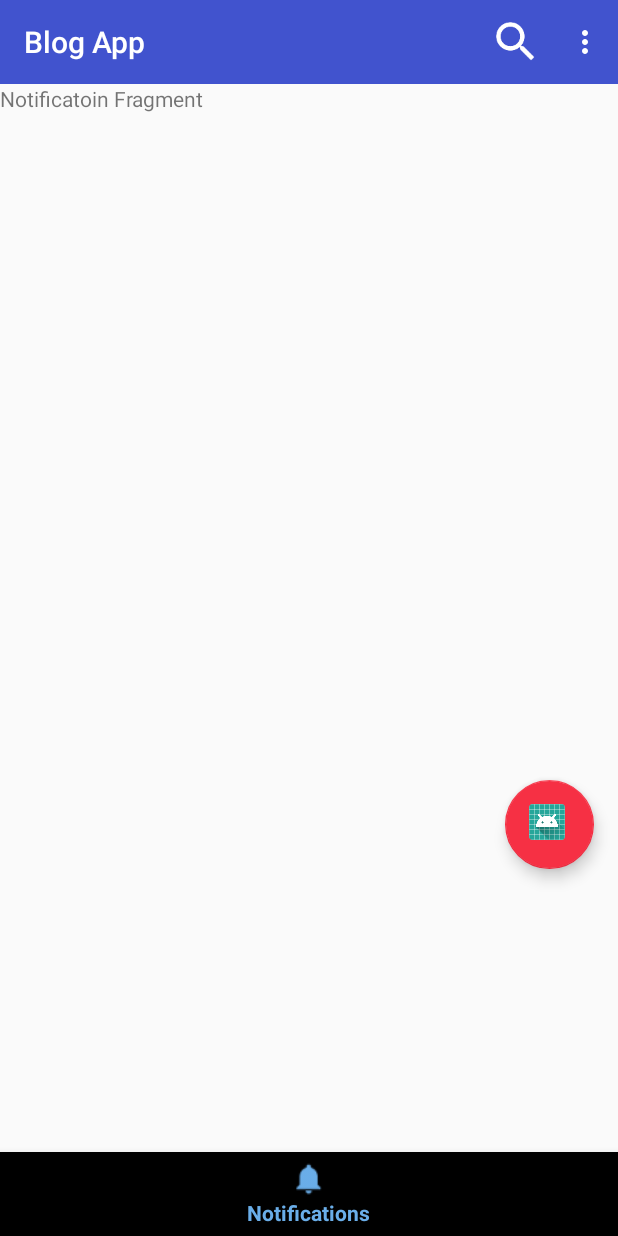
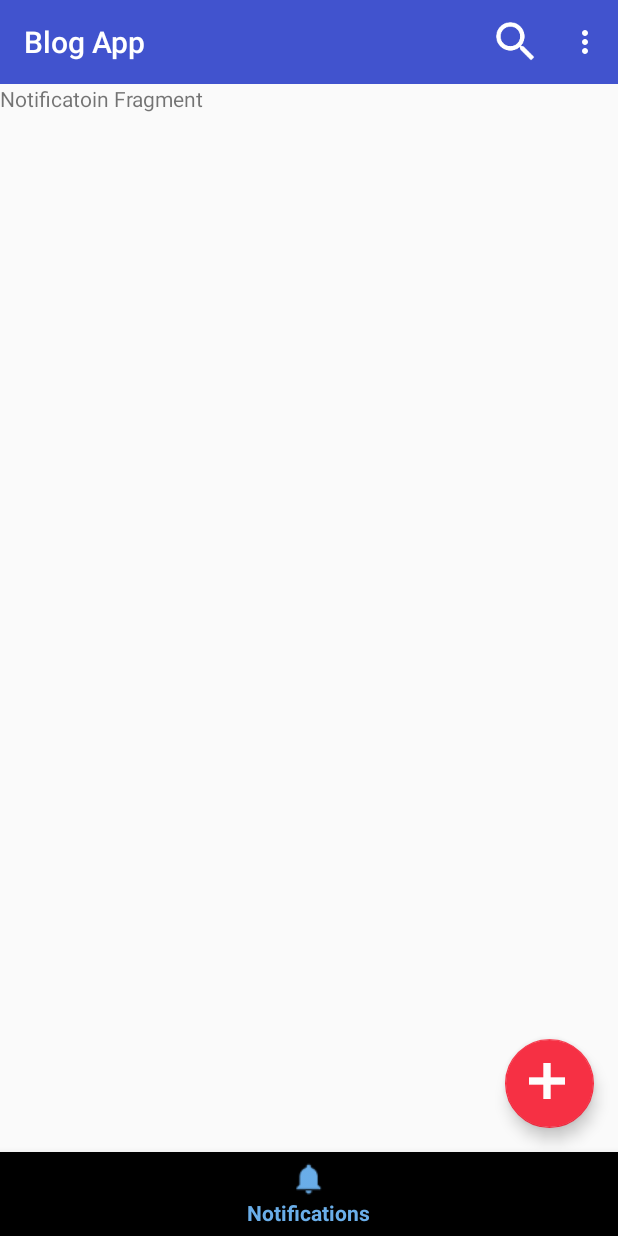
Before and after one commit to AshishSalaskar1/BlogApp_Android, an Android app: the screen it shows after launch once a user with an empty profile is signed in (MainActivity), item 2 of the bottom bar chosen, on a phone screen of 412 x 824 dp. Run offline under Robolectric (Android 15) with nearby library versions, the phone set to English and light mode, and no system bars; our stand-ins replace CircleImageView, Firebase (no records; nobody signed in at launch, a user with empty details on screens opened directly); Roboto replaces fonts that are not available here.

Commit message:
* Fixed blog Date

```diff
--- a/app/src/main/java/com/example/hp/blogapp/MainActivity.java
+++ b/app/src/main/java/com/example/hp/blogapp/MainActivity.java
@@ -54,6 +54,13 @@ public class MainActivity extends AppCompatActivity {
         setSupportActionBar(toolBar);
         getSupportActionBar().setTitle("Blog App");
 
+        mAuth = FirebaseAuth.getInstance();
+        firebaseFirestore = FirebaseFirestore.getInstance();
+
+
+     if(mAuth.getCurrentUser() != null) {
+
+
          bottomNavigationView = findViewById(R.id.mainBottomNav);
 
          //fragments
@@ -67,7 +74,7 @@ public class MainActivity extends AppCompatActivity {
          bottomNavigationView.setOnNavigationItemSelectedListener(new BottomNavigationView.OnNavigationItemSelectedListener() {
              @Override
              public boolean onNavigationItemSelected(@NonNull MenuItem item) {
-                switch (item.getItemId()){
+                 switch (item.getItemId()) {
 
                      case R.id.bottomAccount:
                          replaceFragment(accountFragment);
@@ -89,8 +96,6 @@ public class MainActivity extends AppCompatActivity {
 
 
 
-        mAuth = FirebaseAuth.getInstance();
-        firebaseFirestore = FirebaseFirestore.getInstance();
 
          add_post_btn = findViewById(R.id.addPostButton);
 
@@ -98,34 +103,32 @@ public class MainActivity extends AppCompatActivity {
              @Override
              public void onClick(View view) {
                  FirebaseUser currentUser = FirebaseAuth.getInstance().getCurrentUser();
-                if(currentUser != null){
+                 if (currentUser != null) {
                      user_id = mAuth.getCurrentUser().getUid();
                      firebaseFirestore.collection("Users").document(user_id).get().addOnCompleteListener(new OnCompleteListener<DocumentSnapshot>() {
                          @Override
                          public void onComplete(@NonNull Task<DocumentSnapshot> task) {
-                            if(task.getResult().exists()){
-                                Intent addPost = new Intent(MainActivity.this,NewPost.class);
+                             if (task.getResult().exists()) {
+                                 Intent addPost = new Intent(MainActivity.this, NewPost.class);
                                  startActivity(addPost);
-                            }
-                            else{
+                             } else {
                                  Toast.makeText(MainActivity.this, "Please choose profile photo and name", Toast.LENGTH_LONG).show();
-                                Intent main = new Intent(MainActivity.this,AccounrSetup.class);
+                                 Intent main = new Intent(MainActivity.this, AccounrSetup.class);
                                  startActivity(main);
                              }
                          }
                      });
-                }
-                else{
+                 } else {
                      Toast.makeText(MainActivity.this, "Please choose profile photo and name", Toast.LENGTH_LONG).show();
-                    Intent main = new Intent(MainActivity.this,AccounrSetup.class);
+                     Intent main = new Intent(MainActivity.this, AccounrSetup.class);
                      startActivity(main);
                  }
-
 
 
              }
          });
 
+     }
     }
 
     @Override
--- a/app/src/main/res/layout/activity_main.xml
+++ b/app/src/main/res/layout/activity_main.xml
@@ -25,19 +25,20 @@
         android:id="@+id/addPostButton"
         android:layout_width="59dp"
         android:layout_height="69dp"
-        android:layout_marginBottom="8dp"
-        android:layout_marginEnd="8dp"
+        android:layout_marginBottom="16dp"
+        android:layout_marginEnd="16dp"
         android:layout_marginStart="8dp"
         android:layout_marginTop="520dp"
         android:clickable="true"
         android:focusable="true"
+        android:src="@drawable/plus"
+        app:backgroundTint="@color/colorAccent"
         app:layout_constraintBottom_toTopOf="@+id/mainBottomNav"
         app:layout_constraintEnd_toEndOf="parent"
-        app:layout_constraintHorizontal_bias="0.976"
+        app:layout_constraintHorizontal_bias="1.0"
         app:layout_constraintStart_toStartOf="parent"
         app:layout_constraintTop_toTopOf="parent"
-        app:layout_constraintVertical_bias="0.0"
-        app:srcCompat="@mipmap/ic_launcher_round" />
+        app:layout_constraintVertical_bias="1.0" />
 
     <android.support.design.widget.BottomNavigationView
         android:id="@+id/mainBottomNav"
@@ -57,8 +58,10 @@
         android:layout_height="0dp"
         app:layout_constraintBottom_toTopOf="@+id/mainBottomNav"
         app:layout_constraintEnd_toEndOf="parent"
+        app:layout_constraintHorizontal_bias="0.0"
         app:layout_constraintStart_toStartOf="parent"
-        app:layout_constraintTop_toBottomOf="@+id/toolbar">
+        app:layout_constraintTop_toBottomOf="@+id/toolbar"
+        app:layout_constraintVertical_bias="0.0">
 
     </FrameLayout>
 </android.support.constraint.ConstraintLayout>
--- a/app/src/main/res/layout/blog_list_item.xml
+++ b/app/src/main/res/layout/blog_list_item.xml
@@ -2,9 +2,12 @@
 <android.support.constraint.ConstraintLayout xmlns:android="http://schemas.android.com/apk/res/android"
     xmlns:app="http://schemas.android.com/apk/res-auto"
     xmlns:tools="http://schemas.android.com/tools"
+    android:id="@+id/mar"
     android:layout_width="match_parent"
     android:layout_height="wrap_content"
-    android:background="@mipmap/rectbg">
+    android:background="#007be5"
+    android:paddingBottom="5dp"
+    android:paddingTop="5dp">
 
     <android.support.v7.widget.CardView
         android:layout_width="0dp"
--- a/app/src/main/res/values/colors.xml
+++ b/app/src/main/res/values/colors.xml
@@ -4,4 +4,5 @@
     <color name="colorPrimaryDark">#4153ce</color>
     <color name="colorAccent">#f63044</color>
     <color name="Button">#ee495a</color>
+    <color name="btnBack">#f90870</color>
 </resources>
```
Also changed, not shown: app/src/main/java/com/example/hp/blogapp/BlogPost.java (+13 -9 lines), app/src/main/java/com/example/hp/blogapp/BlogRecycleAdapter.java (+27 -0 lines), app/src/main/res/drawable-hdpi/add_circle_512.png (added), app/src/main/res/drawable-hdpi/plus.png (added), app/src/main/res/drawable-mdpi/add_circle_512.png (added), app/src/main/res/drawable-mdpi/plus.png (added), app/src/main/res/drawable-xhdpi/add_circle_512.png (added), app/src/main/res/drawable-xhdpi/plus.png (added), app/src/main/res/drawable-xxhdpi/add_circle_512.png (added), app/src/main/res/drawable-xxhdpi/plus.png (added), app/src/main/res/drawable-xxxhdpi/add_circle_512.png (added), app/src/main/res/drawable-xxxhdpi/plus.png (added). Lines whose indentation alone changed are shown as unchanged.
